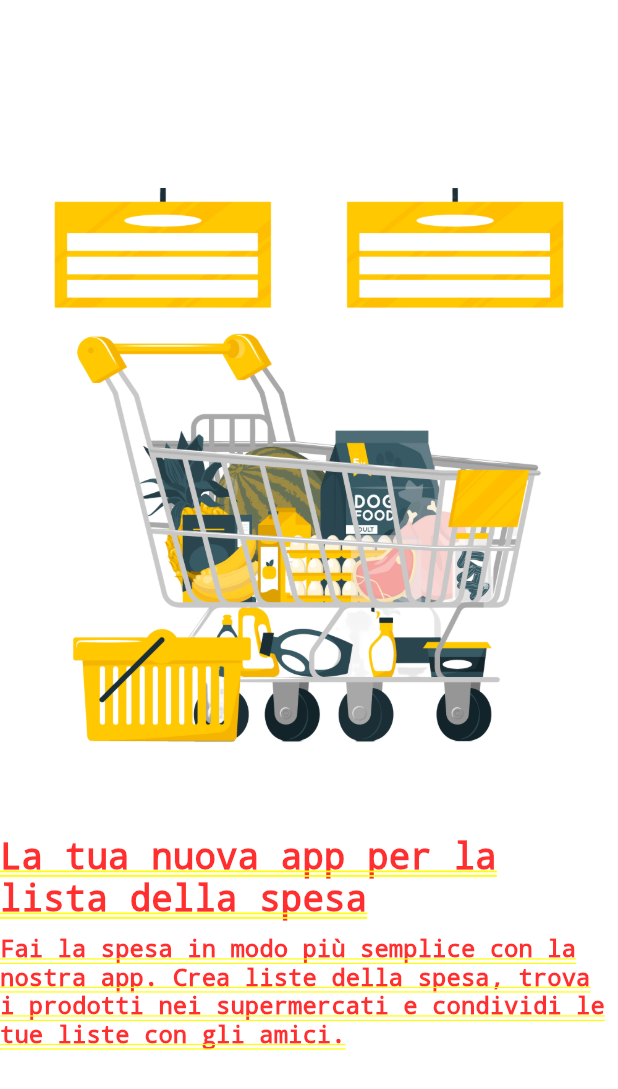
After one commit to fankstribe/sense_app, a Flutter app: the screen it shows after launch, on a phone screen of 412 x 824 dp. The commit adds this screen. Shown: the top 1089 px of the screen. Run offline on Flutter 3.47's test engine with Material 2 defaults, Android fonts, the light colour scheme and no system bars.

Commit message:
01-update

```diff
--- a/lib/main.dart
+++ b/lib/main.dart
@@ -9,13 +9,9 @@ class MyApp extends StatelessWidget {
   @override
   Widget build(BuildContext context) {
     return const MaterialApp(
+      debugShowCheckedModeBanner: false,
       title: 'Onboarding',
-      home: OnboardingScreen(
-        imageUrl: 'assets/images/slide-one.png',
-        title: 'La tua nuova app per la lista della spesa',
-        subtitle:
-            'Fai la spesa in modo più semplice con la nostra app. Crea liste della spesa, trova i prodotti nei supermercati e condividi le tue liste con gli amici.',
-      ),
+      home: OnboardingScreen(),
     );
   }
 }
--- a/lib/screens/onboarding/onboarding_screen.dart
+++ b/lib/screens/onboarding/onboarding_screen.dart
@@ -1,44 +1,32 @@
 import 'package:flutter/material.dart';
+import 'package:sense_app/screens/onboarding/widgets/onboarding_widget.dart';
 
 class OnboardingScreen extends StatelessWidget {
-  final String imageUrl;
-  final String title;
-  final String subtitle;
-
-  const OnboardingScreen({
-    super.key,
-    required this.imageUrl,
-    required this.title,
-    required this.subtitle,
-  });
+  const OnboardingScreen({super.key});
 
   @override
   Widget build(BuildContext context) {
-    return SizedBox(
-      height: double.infinity,
-      child: Column(
-        mainAxisAlignment: MainAxisAlignment.center,
-        children: <Widget>[
-          Image.asset(imageUrl),
-          const SizedBox(height: 20),
-          Text(
-            title,
-            style: const TextStyle(
-              fontSize: 24,
-              fontWeight: FontWeight.bold,
-            ),
-          ),
-          const SizedBox(
-            height: 10,
-          ),
-          Text(
-            subtitle,
-            style: const TextStyle(
-              fontSize: 16,
-            ),
-          ),
-        ],
-      ),
+    return PageView(
+      children: const <Widget>[
+        OnboardingWidget(
+          imageUrl: 'assets/images/slide-one.png',
+          title: 'La tua nuova app per la lista della spesa',
+          subtitle:
+              'Fai la spesa in modo più semplice con la nostra app. Crea liste della spesa, trova i prodotti nei supermercati e condividi le tue liste con gli amici.',
+        ),
+        OnboardingWidget(
+          imageUrl: 'assets/images/slide-two.png',
+          title: 'Trova i prodotti velocemente',
+          subtitle:
+              'La nostra app ti aiuta a trovare i prodotti velocemente nei supermercati. Cerca i prodotti per nome, per categoria o per marchio.',
+        ),
+        OnboardingWidget(
+          imageUrl: 'assets/images/slide-three.png',
+          title: 'Passa più tempo con la tua famiglia',
+          subtitle:
+              'La nostra app ti aiuta a passare più tempo con la tua famiglia. Crea liste della spesa condivise e fai la spesa insieme.',
+        ),
+      ],
     );
   }
 }
--- /dev/null
+++ b/lib/screens/onboarding/widgets/onboarding_widget.dart
@@ -0,0 +1,44 @@
+import 'package:flutter/material.dart';
+
+class OnboardingWidget extends StatelessWidget {
+  final String imageUrl;
+  final String title;
+  final String subtitle;
+
+  const OnboardingWidget({
+    super.key,
+    required this.imageUrl,
+    required this.title,
+    required this.subtitle,
+  });
+
+  @override
+  Widget build(BuildContext context) {
+    return SizedBox(
+      height: double.infinity,
+      child: Column(
+        mainAxisAlignment: MainAxisAlignment.center,
+        children: <Widget>[
+          Image.asset(imageUrl),
+          const SizedBox(height: 20),
+          Text(
+            title,
+            style: const TextStyle(
+              fontSize: 24,
+              fontWeight: FontWeight.bold,
+            ),
+          ),
+          const SizedBox(
+            height: 10,
+          ),
+          Text(
+            subtitle,
+            style: const TextStyle(
+              fontSize: 16,
+            ),
+          ),
+        ],
+      ),
+    );
+  }
+}
```
Also changed, not shown: assets/images/slide-three.png (added), assets/images/slide-two.png (added).
